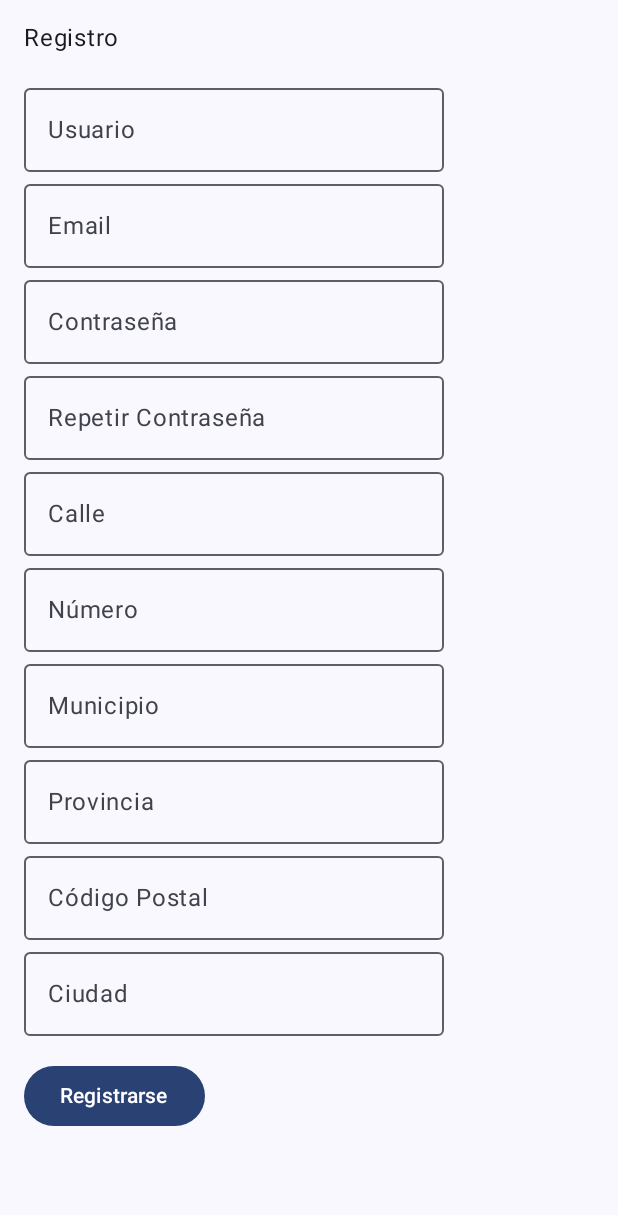
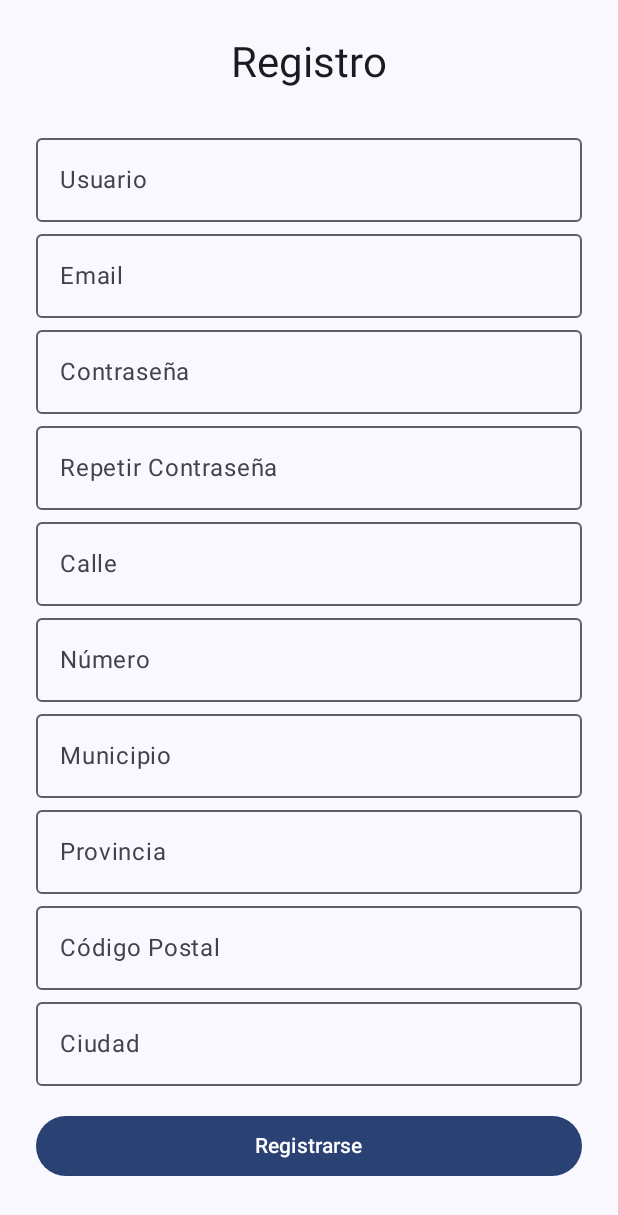
Before and after one commit to mbougar/adatAppTareasAndroid, an Android app built with Jetpack Compose: the RegisterScreen screen opened through its navigation route, on a phone screen of 412 x 824 dp. Shown: the top 1215 px of the screen. Run offline under Robolectric (Android 15) with nearby library versions, the phone set to English and light mode, and no system bars.

Commit message:
Improve ui elements

```diff
--- a/app/src/main/java/com/mbougar/adatapptareasandroid/navigation/AppNavigation.kt
+++ b/app/src/main/java/com/mbougar/adatapptareasandroid/navigation/AppNavigation.kt
@@ -17,12 +17,12 @@ fun AppNavigation(navController: NavHostController, authViewModel: AuthViewModel
 
     NavHost(navController = navController, startDestination = if (token == null) "login" else "taskList") {
         composable("login") {
-            LoginScreen(viewModel = authViewModel) {
+            LoginScreen(viewModel = authViewModel, navController) {
                 navController.navigate("taskList") { popUpTo("login") { inclusive = true } }
             }
         }
         composable("register") {
-            RegisterScreen(viewModel = authViewModel) {
+            RegisterScreen(viewModel = authViewModel, navController) {
                 navController.navigate("login")
             }
         }
--- a/app/src/main/java/com/mbougar/adatapptareasandroid/ui/view/LoginScreen.kt
+++ b/app/src/main/java/com/mbougar/adatapptareasandroid/ui/view/LoginScreen.kt
@@ -1,20 +1,20 @@
 package com.mbougar.adatapptareasandroid.ui.view
 
 import androidx.compose.foundation.layout.*
-import androidx.compose.material3.Button
-import androidx.compose.material3.CircularProgressIndicator
-import androidx.compose.material3.MaterialTheme
-import androidx.compose.material3.OutlinedTextField
-import androidx.compose.material3.Text
+import androidx.compose.foundation.text.ClickableText
+import androidx.compose.material3.*
 import androidx.compose.runtime.*
+import androidx.compose.ui.Alignment
 import androidx.compose.ui.Modifier
+import androidx.compose.ui.text.AnnotatedString
 import androidx.compose.ui.text.input.PasswordVisualTransformation
 import androidx.compose.ui.unit.dp
 import androidx.lifecycle.viewmodel.compose.viewModel
+import androidx.navigation.NavController
 import com.mbougar.adatapptareasandroid.ui.viewmodel.AuthViewModel
 
 @Composable
-fun LoginScreen(viewModel: AuthViewModel = viewModel(), onLoginSuccess: () -> Unit) {
+fun LoginScreen(viewModel: AuthViewModel = viewModel(), navController: NavController, onLoginSuccess: () -> Unit) {
     var username by remember { mutableStateOf("") }
     var password by remember { mutableStateOf("") }
     val token by viewModel.token.collectAsState()
@@ -25,21 +25,49 @@ fun LoginScreen(viewModel: AuthViewModel = viewModel(), onLoginSuccess: () -> Un
         if (token != null) onLoginSuccess()
     }
 
-    Column(modifier = Modifier.padding(16.dp)) {
-        Text("Iniciar Sesión", style = MaterialTheme.typography.bodyLarge)
-        Spacer(modifier = Modifier.height(16.dp))
+    Box(modifier = Modifier.fillMaxSize(), contentAlignment = Alignment.Center) {
+        Column(
+            modifier = Modifier.padding(24.dp),
+            horizontalAlignment = Alignment.CenterHorizontally
+        ) {
+            Text("Iniciar Sesión", style = MaterialTheme.typography.headlineMedium)
+            Spacer(modifier = Modifier.height(24.dp))
 
-        OutlinedTextField(value = username, onValueChange = { username = it }, label = { Text("Usuario") })
-        Spacer(modifier = Modifier.height(8.dp))
+            OutlinedTextField(
+                value = username,
+                onValueChange = { username = it },
+                label = { Text("Usuario") },
+                modifier = Modifier.fillMaxWidth(),
+                singleLine = true
+            )
+            Spacer(modifier = Modifier.height(12.dp))
 
-        OutlinedTextField(value = password, onValueChange = { password = it }, label = { Text("Contraseña") }, visualTransformation = PasswordVisualTransformation())
-        Spacer(modifier = Modifier.height(16.dp))
+            OutlinedTextField(
+                value = password,
+                onValueChange = { password = it },
+                label = { Text("Contraseña") },
+                visualTransformation = PasswordVisualTransformation(),
+                modifier = Modifier.fillMaxWidth(),
+                singleLine = true
+            )
+            Spacer(modifier = Modifier.height(16.dp))
 
-        if (loading) CircularProgressIndicator()
-        error?.let { Text(it, color = MaterialTheme.colorScheme.error) }
+            if (loading) CircularProgressIndicator()
+            error?.let { Text(it, color = MaterialTheme.colorScheme.error) }
 
-        Button(onClick = { viewModel.login(username, password) }) {
-            Text("Ingresar")
+            Button(
+                onClick = { viewModel.login(username, password) },
+                modifier = Modifier.fillMaxWidth()
+            ) {
+                Text("Ingresar")
+            }
+            Spacer(modifier = Modifier.height(16.dp))
+
+            ClickableText(
+                text = AnnotatedString("¿No tienes cuenta? Regístrate"),
+                onClick = { navController.navigate("register") },
+                modifier = Modifier.align(Alignment.CenterHorizontally)
+            )
         }
     }
 }
--- a/app/src/main/java/com/mbougar/adatapptareasandroid/ui/view/RegisterScreen.kt
+++ b/app/src/main/java/com/mbougar/adatapptareasandroid/ui/view/RegisterScreen.kt
@@ -1,22 +1,21 @@
 package com.mbougar.adatapptareasandroid.ui.view
 
 import androidx.compose.foundation.layout.*
-import androidx.compose.material.*
-import androidx.compose.material3.Button
-import androidx.compose.material3.CircularProgressIndicator
-import androidx.compose.material3.MaterialTheme
-import androidx.compose.material3.OutlinedTextField
-import androidx.compose.material3.Text
+import androidx.compose.foundation.text.ClickableText
+import androidx.compose.material3.*
 import androidx.compose.runtime.*
+import androidx.compose.ui.Alignment
 import androidx.compose.ui.Modifier
+import androidx.compose.ui.text.AnnotatedString
 import androidx.compose.ui.text.input.PasswordVisualTransformation
 import androidx.compose.ui.unit.dp
 import androidx.lifecycle.viewmodel.compose.viewModel
+import androidx.navigation.NavController
 import com.mbougar.adatapptareasandroid.data.model.UsuarioRegisterDTO
 import com.mbougar.adatapptareasandroid.ui.viewmodel.AuthViewModel
 
 @Composable
-fun RegisterScreen(viewModel: AuthViewModel = viewModel(), onRegisterSuccess: () -> Unit) {
+fun RegisterScreen(viewModel: AuthViewModel = viewModel(), navController: NavController, onRegisterSuccess: () -> Unit) {
     var username by remember { mutableStateOf("") }
     var email by remember { mutableStateOf("") }
     var password by remember { mutableStateOf("") }
@@ -29,34 +28,48 @@ fun RegisterScreen(viewModel: AuthViewModel = viewModel(), onRegisterSuccess: ()
     var ciudad by remember { mutableStateOf("") }
 
     val loading by viewModel.loading.collectAsState()
-    val error by viewModel.error.collectAsState()
+    val registerError by viewModel.error.collectAsState()
 
-    Column(modifier = Modifier.padding(16.dp)) {
-        Text("Registro", style = MaterialTheme.typography.bodyLarge)
-        Spacer(modifier = Modifier.height(16.dp))
+    Box(modifier = Modifier.fillMaxSize(), contentAlignment = Alignment.Center) {
+        Column(
+            modifier = Modifier.padding(24.dp),
+            horizontalAlignment = Alignment.CenterHorizontally
+        ) {
+            Text("Registro", style = MaterialTheme.typography.headlineMedium)
+            Spacer(modifier = Modifier.height(24.dp))
 
-        OutlinedTextField(value = username, onValueChange = { username = it }, label = { Text("Usuario") })
-        OutlinedTextField(value = email, onValueChange = { email = it }, label = { Text("Email") })
-        OutlinedTextField(value = password, onValueChange = { password = it }, label = { Text("Contraseña") }, visualTransformation = PasswordVisualTransformation())
-        OutlinedTextField(value = passwordRepeat, onValueChange = { passwordRepeat = it }, label = { Text("Repetir Contraseña") }, visualTransformation = PasswordVisualTransformation())
-        OutlinedTextField(value = calle, onValueChange = { calle = it }, label = { Text("Calle") })
-        OutlinedTextField(value = num, onValueChange = { num = it }, label = { Text("Número") })
-        OutlinedTextField(value = municipio, onValueChange = { municipio = it }, label = { Text("Municipio") })
-        OutlinedTextField(value = provincia, onValueChange = { provincia = it }, label = { Text("Provincia") })
-        OutlinedTextField(value = cp, onValueChange = { cp = it }, label = { Text("Código Postal") })
-        OutlinedTextField(value = ciudad, onValueChange = { ciudad = it }, label = { Text("Ciudad") })
+            OutlinedTextField(value = username, onValueChange = { username = it }, label = { Text("Usuario") }, modifier = Modifier.fillMaxWidth(), singleLine = true)
+            OutlinedTextField(value = email, onValueChange = { email = it }, label = { Text("Email") }, modifier = Modifier.fillMaxWidth(), singleLine = true)
+            OutlinedTextField(value = password, onValueChange = { password = it }, label = { Text("Contraseña") }, visualTransformation = PasswordVisualTransformation(), modifier = Modifier.fillMaxWidth(), singleLine = true)
+            OutlinedTextField(value = passwordRepeat, onValueChange = { passwordRepeat = it }, label = { Text("Repetir Contraseña") }, visualTransformation = PasswordVisualTransformation(), modifier = Modifier.fillMaxWidth(), singleLine = true)
+            OutlinedTextField(value = calle, onValueChange = { calle = it }, label = { Text("Calle") }, modifier = Modifier.fillMaxWidth(), singleLine = true)
+            OutlinedTextField(value = num, onValueChange = { num = it }, label = { Text("Número") }, modifier = Modifier.fillMaxWidth(), singleLine = true)
+            OutlinedTextField(value = municipio, onValueChange = { municipio = it }, label = { Text("Municipio") }, modifier = Modifier.fillMaxWidth(), singleLine = true)
+            OutlinedTextField(value = provincia, onValueChange = { provincia = it }, label = { Text("Provincia") }, modifier = Modifier.fillMaxWidth(), singleLine = true)
+            OutlinedTextField(value = cp, onValueChange = { cp = it }, label = { Text("Código Postal") }, modifier = Modifier.fillMaxWidth(), singleLine = true)
+            OutlinedTextField(value = ciudad, onValueChange = { ciudad = it }, label = { Text("Ciudad") }, modifier = Modifier.fillMaxWidth(), singleLine = true)
 
-        Spacer(modifier = Modifier.height(16.dp))
+            Spacer(modifier = Modifier.height(16.dp))
+            if (loading) CircularProgressIndicator()
+            registerError?.let { Text(it, color = MaterialTheme.colorScheme.error) }
 
-        if (loading) CircularProgressIndicator()
-        error?.let { Text(it, color = MaterialTheme.colorScheme.error) }
+            Button(
+                onClick = {
+                    viewModel.register(
+                        UsuarioRegisterDTO(username, email, password, passwordRepeat, "USER", calle, num, municipio, provincia, cp, ciudad)
+                    )
+                },
+                modifier = Modifier.fillMaxWidth()
+            ) {
+                Text("Registrarse")
+            }
+            Spacer(modifier = Modifier.height(16.dp))
 
-        Button(onClick = {
-            viewModel.register(
-                UsuarioRegisterDTO(username, email, password, passwordRepeat, "USER", calle, num, municipio, provincia, cp, ciudad)
+            ClickableText(
+                text = AnnotatedString("¿Ya tienes cuenta? Inicia sesión"),
+                onClick = { navController.navigate("login") },
+                modifier = Modifier.align(Alignment.CenterHorizontally)
             )
-        }) {
-            Text("Registrarse")
         }
     }
 }
--- a/app/src/main/java/com/mbougar/adatapptareasandroid/ui/view/TasksListScreen.kt
+++ b/app/src/main/java/com/mbougar/adatapptareasandroid/ui/view/TasksListScreen.kt
@@ -3,19 +3,13 @@ package com.mbougar.adatapptareasandroid.ui.view
 import androidx.compose.foundation.layout.*
 import androidx.compose.foundation.lazy.LazyColumn
 import androidx.compose.foundation.lazy.items
-import androidx.compose.foundation.lazy.itemsIndexed
 import androidx.compose.material.icons.Icons
 import androidx.compose.material.icons.filled.Add
-import androidx.compose.material3.Card
-import androidx.compose.material3.ExperimentalMaterial3Api
-import androidx.compose.material3.FloatingActionButton
-import androidx.compose.material3.Icon
-import androidx.compose.material3.MaterialTheme
-import androidx.compose.material3.Scaffold
-import androidx.compose.material3.Text
-import androidx.compose.material3.TopAppBar
+import androidx.compose.material3.*
 import androidx.compose.runtime.*
+import androidx.compose.ui.Alignment
 import androidx.compose.ui.Modifier
+import androidx.compose.ui.graphics.Color
 import androidx.compose.ui.unit.dp
 import androidx.lifecycle.viewmodel.compose.viewModel
 import androidx.navigation.NavController
@@ -33,18 +27,22 @@ fun TaskListScreen(viewModel: TareasViewModel = viewModel(), navController: NavC
 
     Scaffold(
         topBar = {
-            TopAppBar(title = { Text("Lista de Tareas") })
+            TopAppBar(title = { Text("Lista de Tareas", style = MaterialTheme.typography.headlineMedium) })
         },
         floatingActionButton = {
-            FloatingActionButton(onClick = { /* Navigate to add task screen */ }) {
-                Icon(Icons.Default.Add, contentDescription = "Agregar Tarea")
+            FloatingActionButton(onClick = { /* Navigate to add task screen */ }, containerColor = MaterialTheme.colorScheme.primary) {
+                Icon(Icons.Default.Add, contentDescription = "Agregar Tarea", tint = Color.White)
             }
         }
     ) { paddingValues ->
-        Box(modifier = Modifier.padding(paddingValues)) {
-            LazyColumn(modifier = Modifier.fillMaxSize()) {
-                items(tareas) {
-                    TaskItem(it)
+        Box(modifier = Modifier.fillMaxSize().padding(paddingValues), contentAlignment = Alignment.Center) {
+            if (tareas.isEmpty()) {
+                Text("No hay tareas disponibles", style = MaterialTheme.typography.bodyLarge, color = Color.Gray)
+            } else {
+                LazyColumn(modifier = Modifier.fillMaxSize().padding(horizontal = 16.dp)) {
+                    items(tareas) {
+                        TaskItem(it)
+                    }
                 }
             }
         }
@@ -53,10 +51,13 @@ fun TaskListScreen(viewModel: TareasViewModel = viewModel(), navController: NavC
 
 @Composable
 fun TaskItem(tarea: Tarea) {
-    Card(modifier = Modifier.fillMaxWidth().padding(8.dp)) {
+    Card(
+        modifier = Modifier.fillMaxWidth().padding(8.dp),
+        colors = CardDefaults.cardColors(containerColor = MaterialTheme.colorScheme.surfaceVariant)
+    ) {
         Column(modifier = Modifier.padding(16.dp)) {
-            Text(text = tarea.titulo, style = MaterialTheme.typography.bodyMedium)
-            tarea.desc?.let { Text(text = it, style = MaterialTheme.typography.bodySmall) }
+            Text(text = tarea.titulo, style = MaterialTheme.typography.titleMedium, color = MaterialTheme.colorScheme.onSurface)
+            tarea.desc?.let { Text(text = it, style = MaterialTheme.typography.bodyMedium, color = MaterialTheme.colorScheme.onSurfaceVariant) }
         }
     }
 }
```
